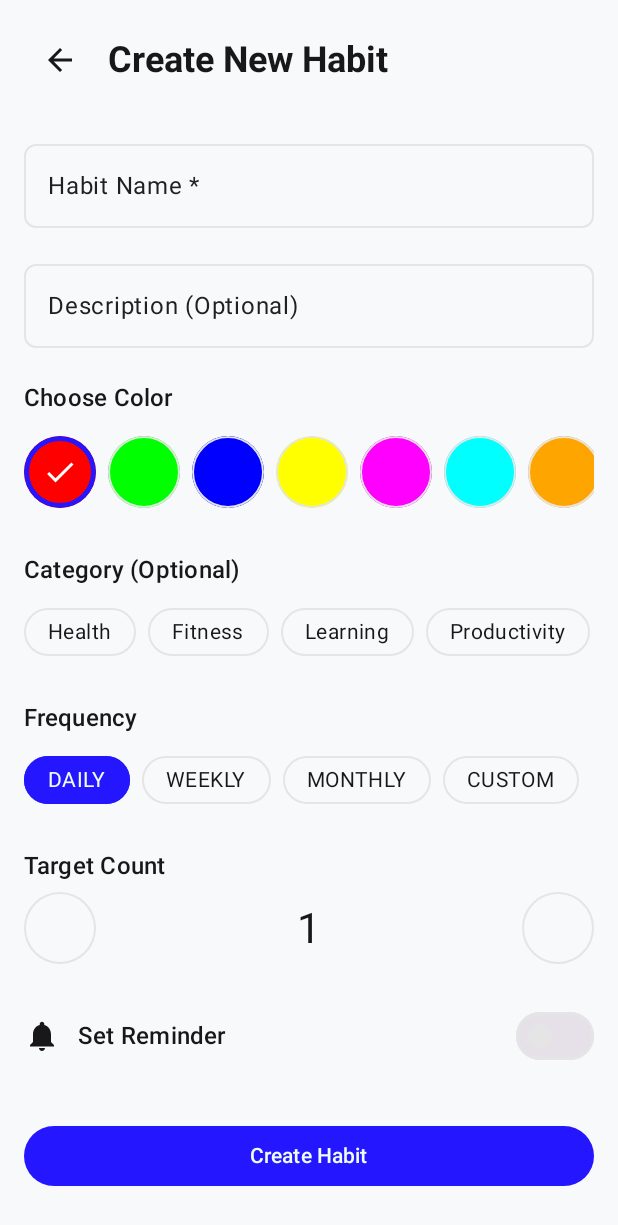
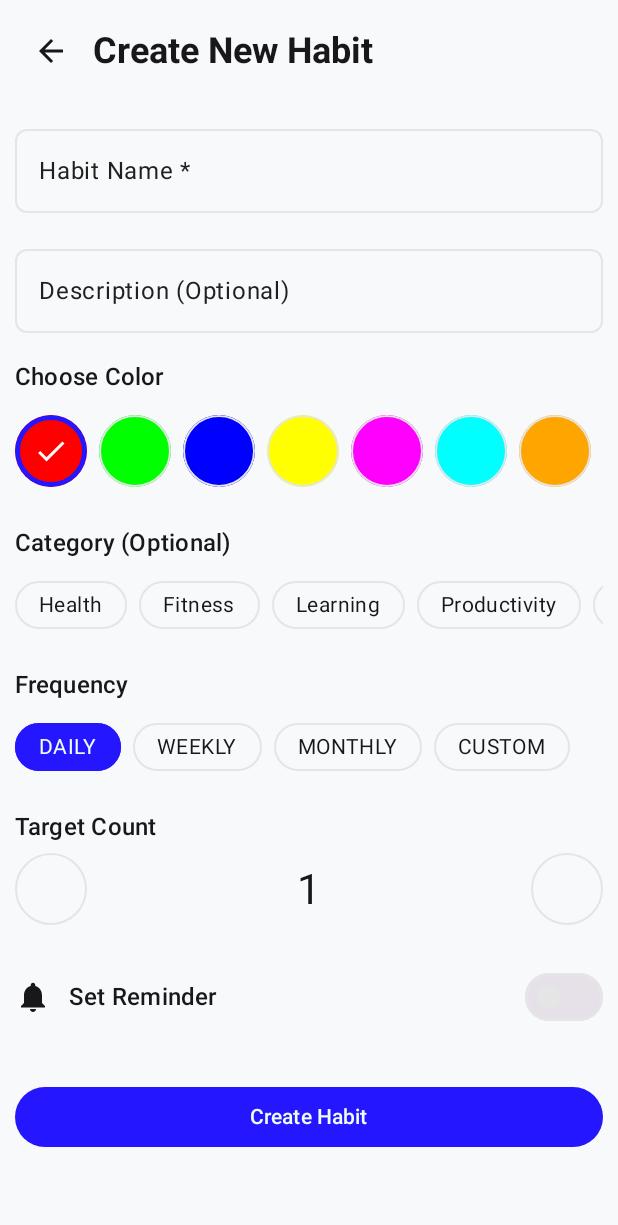
Before and after one commit to hellofaizan/HabitQuest, an Android app built with Jetpack Compose: the composable AddHabitScreen shown on its own in the app's theme, on a phone screen of 412 x 824 dp. Shown: the top 1225 px of the screen. Run offline under Robolectric (Android 15) with nearby library versions, the phone set to English and light mode, and no system bars.

```diff
--- a/app/src/main/java/com/mohammadfaizan/habitquest/ui/screens/AddHabitScreen.kt
+++ b/app/src/main/java/com/mohammadfaizan/habitquest/ui/screens/AddHabitScreen.kt
@@ -173,7 +173,7 @@ fun AddHabitScreen(
         modifier = modifier
             .fillMaxSize()
             .verticalScroll(rememberScrollState())
-            .padding(16.dp)
+            .padding(10.dp)
     ) {
         // Header
         Row(
@@ -187,7 +187,7 @@ fun AddHabitScreen(
                 )
             }
 
-            Spacer(modifier = Modifier.width(8.dp))
+            Spacer(modifier = Modifier.width(4.dp))
 
             Text(
                 text = "Create New Habit",
@@ -196,7 +196,7 @@ fun AddHabitScreen(
             )
         }
 
-        Spacer(modifier = Modifier.height(24.dp))
+        Spacer(modifier = Modifier.height(20.dp))
 
         // Habit Name (Required)
         InputField(
@@ -221,7 +221,7 @@ fun AddHabitScreen(
             singleLine = false
         )
 
-        Spacer(modifier = Modifier.height(24.dp))
+        Spacer(modifier = Modifier.height(20.dp))
 
         // Color Selection
         Text(
@@ -245,7 +245,7 @@ fun AddHabitScreen(
             }
         }
 
-        Spacer(modifier = Modifier.height(24.dp))
+        Spacer(modifier = Modifier.height(20.dp))
 
         // Category Selection
         Text(
@@ -269,7 +269,7 @@ fun AddHabitScreen(
             }
         }
 
-        Spacer(modifier = Modifier.height(24.dp))
+        Spacer(modifier = Modifier.height(20.dp))
 
         // Frequency Selection
         Text(
@@ -293,7 +293,7 @@ fun AddHabitScreen(
             }
         }
 
-        Spacer(modifier = Modifier.height(24.dp))
+        Spacer(modifier = Modifier.height(20.dp))
 
         // Target Count
         Text(
@@ -342,7 +342,7 @@ fun AddHabitScreen(
 
         if (targetCountError != null) {
             Text(
-                text = targetCountError!!,
+                text = targetCountError,
                 color = MaterialTheme.colorScheme.error,
                 style = MaterialTheme.typography.bodySmall,
                 modifier = Modifier.padding(start = 16.dp, top = 4.dp)
```
Also changed, not shown: app/src/main/java/com/mohammadfaizan/habitquest/MainActivity.kt (+6 -9 lines), app/src/main/java/com/mohammadfaizan/habitquest/ui/components/HabitCard.kt (+82 -30 lines), app/src/main/java/com/mohammadfaizan/habitquest/ui/components/TopAppBar.kt (+12 -8 lines).
